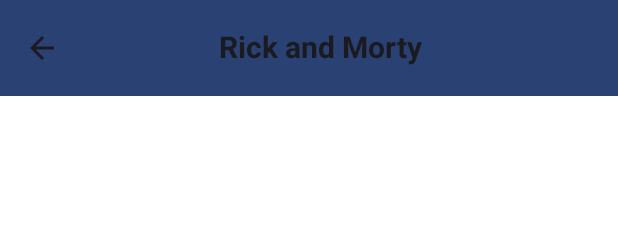
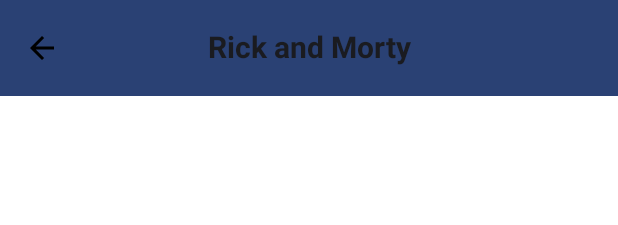
Before and after one commit to fmaestre98/RickAndMortyGraphqJetpackCompose, an Android app built with Jetpack Compose: the @Preview function TopAppBarPreview, on a phone screen of 412 x 824 dp. Shown: the top 225 px of the screen. Run offline under Robolectric (Android 15) with nearby library versions, the phone set to English and light mode, and no system bars; our stand-ins replace Dagger/Hilt's generated code, paging.

Commit message:
fixed aling of the topappbar and the style of the list of cards

```diff
--- a/app/src/main/java/com/example/rickandmortygraphqlapi/MainActivity.kt
+++ b/app/src/main/java/com/example/rickandmortygraphqlapi/MainActivity.kt
@@ -7,6 +7,7 @@ import androidx.activity.compose.setContent
 import androidx.compose.foundation.background
 import androidx.compose.foundation.clickable
 import androidx.compose.foundation.layout.Arrangement
+import androidx.compose.foundation.layout.Box
 import androidx.compose.foundation.layout.Row
 import androidx.compose.foundation.layout.fillMaxSize
 import androidx.compose.foundation.layout.fillMaxWidth
@@ -14,6 +15,7 @@ import androidx.compose.foundation.layout.height
 import androidx.compose.foundation.layout.padding
 import androidx.compose.material.icons.Icons
 import androidx.compose.material.icons.filled.ArrowBack
+import androidx.compose.material3.CenterAlignedTopAppBar
 import androidx.compose.material3.ExperimentalMaterial3Api
 import androidx.compose.material3.Icon
 import androidx.compose.material3.IconButton
@@ -81,24 +83,24 @@ class MainActivity : ComponentActivity() {
 @OptIn(ExperimentalMaterial3Api::class)
 @Composable
 fun topAppBar(showArrow: Boolean = false, onBackPressed: () -> Unit = {}) {
-    TopAppBar(
+    CenterAlignedTopAppBar(
         colors = TopAppBarDefaults.smallTopAppBarColors(containerColor = MaterialTheme.colorScheme.primary),
         title = {
               Text(
-                modifier = Modifier.padding(start = 90.dp),
                   text = "Rick and Morty",
                   fontWeight = FontWeight.Bold,
                   fontSize = 20.sp
               )
+
         },
         navigationIcon = {
             IconButton(onClick = {
+                if(showArrow){
                     onBackPressed()
+                }
             }) {
-                if (showArrow) {
-                    Icon(Icons.Default.ArrowBack, contentDescription = "Arrow Back")
+                   Icon(Icons.Default.ArrowBack, contentDescription = "Arrow Back",tint = if (showArrow)Color.Black else Color.Transparent)
 
-                }
             }
         })
 }
```
Also changed, not shown: app/src/main/java/com/example/rickandmortygraphqlapi/data/remote/CharacterRemoteMediator.kt (+3 -4 lines), app/src/main/java/com/example/rickandmortygraphqlapi/presentation/CharacterViewModel.kt (+8 -1 lines), app/src/main/java/com/example/rickandmortygraphqlapi/presentation/CharactersScreen.kt (+4 -5 lines). Lines whose indentation alone changed are shown as unchanged.
